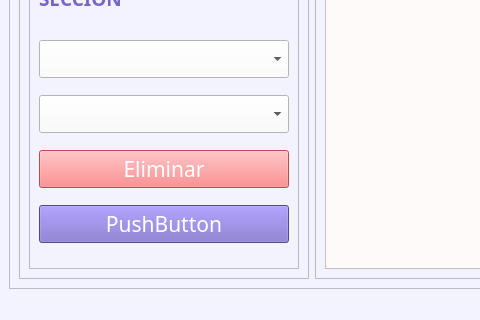
First picture: the form in ui/sectionwindow.ui, repository GleymarP/WynPlan, before the edit; both pictures show x 0 to 480 and y 400 to 720 of the 1280 by 720 pixel window.
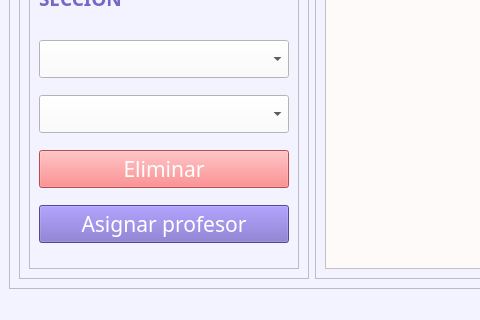
Second picture: the form after the edit. Icons and pictures are not drawn.

What changed in the file:
```diff
--- a/ui/sectionwindow.ui
+++ b/ui/sectionwindow.ui
@@ -38,7 +38,7 @@
          <x>0</x>
          <y>0</y>
          <width>1246</width>
-         <height>677</height>
+         <height>678</height>
         </rect>
        </property>
        <layout class="QHBoxLayout" name="horizontalLayout">
@@ -209,7 +209,7 @@
 color: rgb(255, 255, 255);</string>
                 </property>
                 <property name="text">
-                 <string>PushButton</string>
+                 <string>Asignar profesor</string>
                 </property>
                </widget>
               </item>
```
